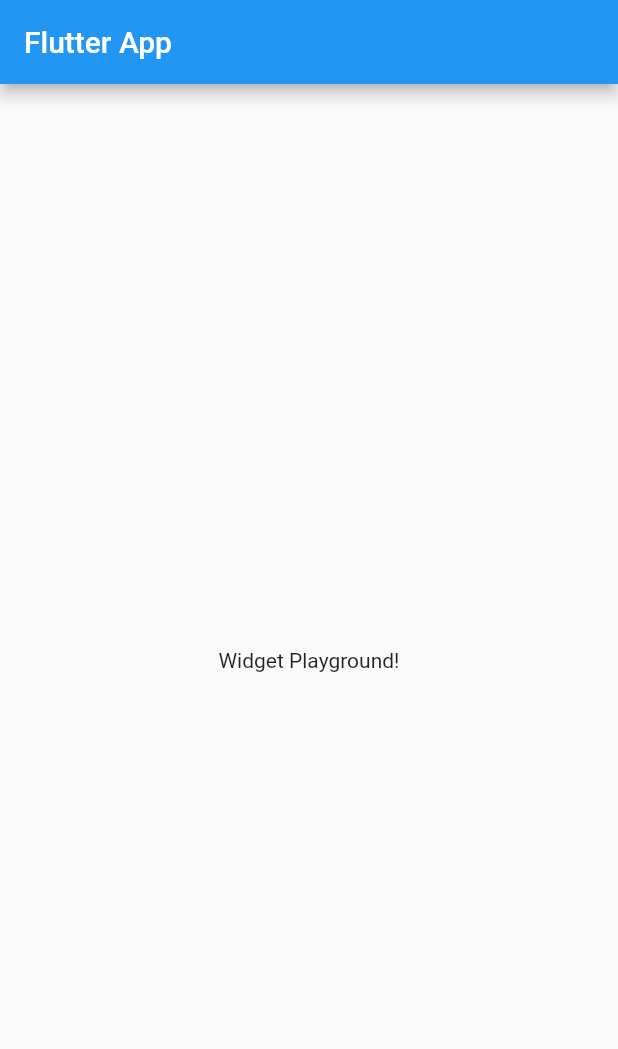
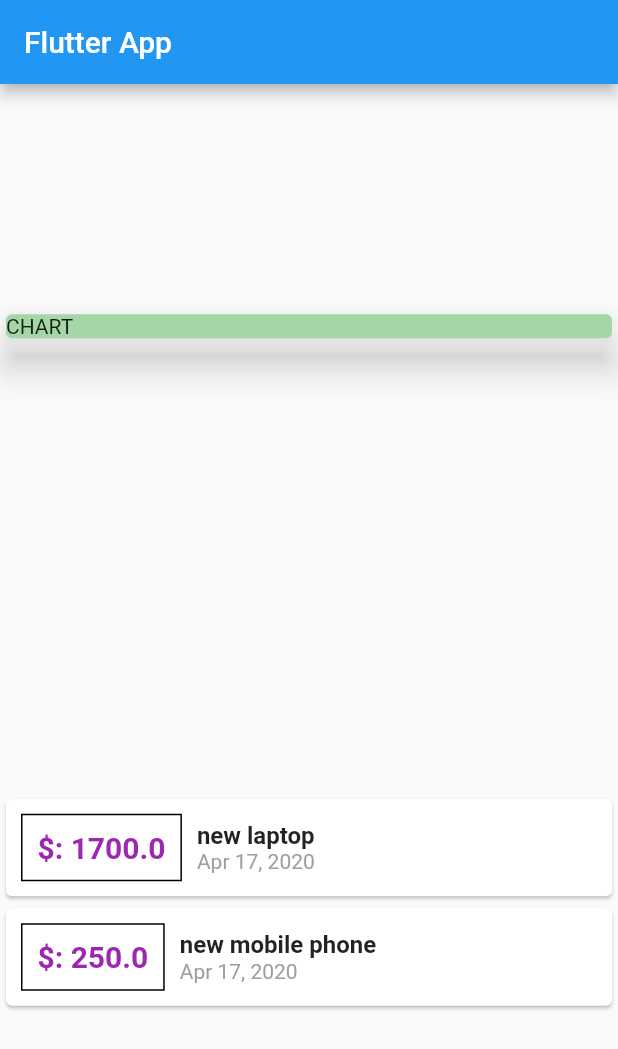
Before and after one commit to diipak-singh/expenses_palnner, a Flutter app: the screen it shows after launch, on a phone screen of 412 x 824 dp. Shown: the top 1049 px of the screen. Run offline on Flutter 3.47's test engine with Material 2 defaults, Android fonts, the phone set to English and light mode, and no system bars.

Commit message:
learnt customising styles and date  formating

```diff
--- a/lib/main.dart
+++ b/lib/main.dart
@@ -1,4 +1,7 @@
+import './transaction.dart';
 import 'package:flutter/material.dart';
+import 'package:intl/intl.dart';
+//import 'package:expenses_planner/transaction.dart';
 
 void main() => runApp(MyApp());
 
@@ -13,14 +16,88 @@ class MyApp extends StatelessWidget {
 }
 
 class MyHomePage extends StatelessWidget {
+  final List<Transaction> transactions = [
+    Transaction(
+      id: '1',
+      title: 'new laptop',
+      amount: 1700.0,
+      date: DateTime.now(),
+    ),
+    Transaction(
+      id: '2',
+      title: 'new mobile phone',
+      amount: 250.0,
+      date: DateTime.now(),
+    ),
+  ];
+
   @override
   Widget build(BuildContext context) {
     return Scaffold(
       appBar: AppBar(
         title: Text('Flutter App'),
       ),
-      body: Center(
-        child: Text('Widget Playground!'),
+      body: Column(
+        mainAxisAlignment: MainAxisAlignment.spaceAround,
+        crossAxisAlignment: CrossAxisAlignment.stretch,
+        children: <Widget>[
+          Container(
+            width: double.infinity,
+            child: Card(
+              color: Colors.green[200],
+              child: Text('CHART'),
+              elevation: 10,
+            ),
+          ),
+          Column(
+            children: transactions.map((tx) {
+              return Card(
+                child: Row(
+                  children: <Widget>[
+                    Container(
+                      margin: EdgeInsets.symmetric(
+                        vertical: 10,
+                        horizontal: 10,
+                      ),
+                      decoration: BoxDecoration(
+                        border: Border.all(
+                          color: Colors.black,
+                          width: 1,
+                        ),
+                      ),
+                      padding: EdgeInsets.all(10),
+                      child: Text(
+                        '\$: ${tx.amount}',
+                        style: TextStyle(
+                            fontWeight: FontWeight.bold,
+                            fontSize: 20,
+                            color: Colors.purple),
+                      ),
+                    ),
+                    Column(
+                      crossAxisAlignment: CrossAxisAlignment.start,
+                      children: <Widget>[
+                        Text(
+                          tx.title,
+                          style: TextStyle(
+                            fontSize: 16,
+                            fontWeight: FontWeight.bold,
+                          ),
+                        ),
+                        Text(
+                          DateFormat.yMMMd().format(tx.date),
+                          style: TextStyle(
+                            color: Colors.grey,
+                          ),
+                        ),
+                      ],
+                    ),
+                  ],
+                ),
+              );
+            }).toList(),
+          ),
+        ],
       ),
     );
   }
--- /dev/null
+++ b/lib/transaction.dart
@@ -0,0 +1,15 @@
+import 'package:flutter/foundation.dart';
+
+class Transaction {
+  final String id;
+  final String title;
+  final double amount;
+  final DateTime date;
+
+  Transaction({
+    @required this.id,
+    @required this.title,
+    @required this.amount,
+    @required this.date,
+  });
+}
--- a/pubspec.yaml
+++ b/pubspec.yaml
@@ -19,6 +19,8 @@ environment:
 dependencies:
   flutter:
     sdk: flutter
+
+  intl: ^0.16.1
 
   # The following adds the Cupertino Icons font to your application.
   # Use with the CupertinoIcons class for iOS style icons.
```
Also changed, not shown: pubspec.lock, 5 other files.
